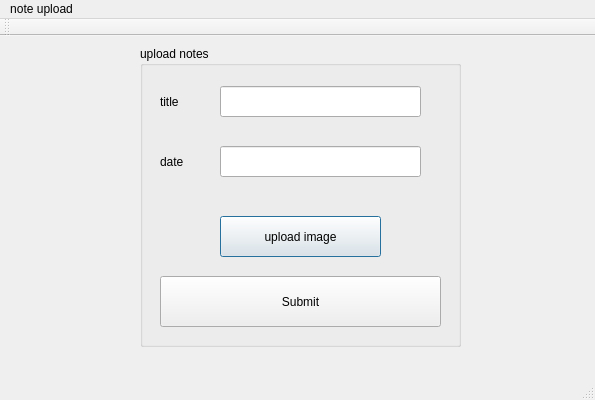
Before: the Qt Designer form button.ui in mehreen019/notebox-dashboard-pws-part-, drawn with Qt 5.
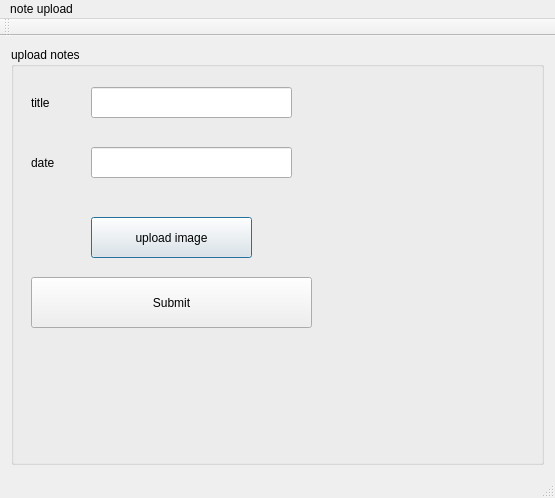
After: the same form once the commit is applied.

The edit to the form file:
```diff
--- a/button.ui
+++ b/button.ui
@@ -6,23 +6,17 @@
    <rect>
     <x>0</x>
     <y>0</y>
-    <width>595</width>
-    <height>400</height>
+    <width>555</width>
+    <height>498</height>
    </rect>
   </property>
   <property name="windowTitle">
    <string>button</string>
   </property>
   <widget class="QWidget" name="centralWidget">
+   <layout class="QHBoxLayout" name="horizontalLayout">
+    <item>
    <widget class="QGroupBox" name="groupBox">
-    <property name="geometry">
-     <rect>
-      <x>140</x>
-      <y>10</y>
-      <width>321</width>
-      <height>301</height>
-     </rect>
-    </property>
     <property name="title">
      <string>upload notes</string>
     </property>
@@ -111,13 +105,15 @@
      </property>
     </widget>
    </widget>
+    </item>
+   </layout>
   </widget>
   <widget class="QMenuBar" name="menuBar">
    <property name="geometry">
     <rect>
      <x>0</x>
      <y>0</y>
-     <width>595</width>
+     <width>555</width>
      <height>26</height>
     </rect>
    </property>
```
Lines whose indentation alone changed are shown as unchanged.
